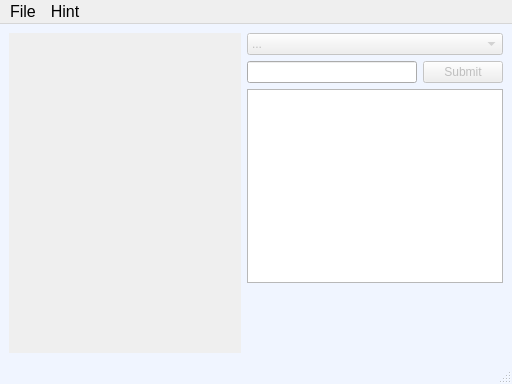
Before: the Qt Designer form src/view/editorwindow.ui in xcerv/icp-project, drawn with Qt 5.
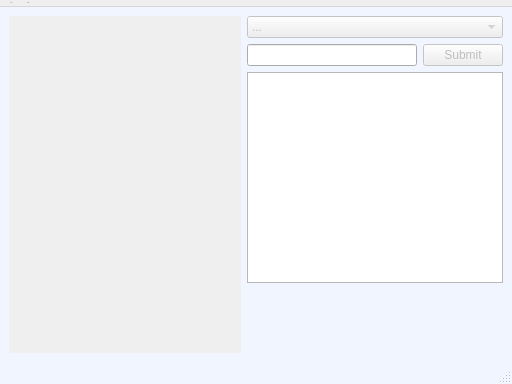
After: the same form once the commit is applied. Icons and pictures are not drawn.

The edit to the form file:
```diff
--- a/src/view/editorwindow.ui
+++ b/src/view/editorwindow.ui
@@ -18,6 +18,23 @@
 background-color: #F0F5FF
 }
 
+
+QMenuBar{
+font:14px &quot;Nimbus Mono PS&quot;;
+}
+
+QMenu::item{
+border: 1px solid transparent; 
+padding-left: 10px;
+padding-right: 10px;
+font:14px &quot;Nimbus Mono PS&quot;;
+}
+
+QMenu::item::selected{
+border-color: navy;
+background-color: #F0F5FF
+}
+
 QLabel{
 color: navy;
 font:14px &quot;Nimbus Mono PS&quot;;
@@ -129,7 +146,7 @@
            <x>0</x>
            <y>0</y>
            <width>228</width>
-           <height>318</height>
+           <height>317</height>
           </rect>
          </property>
          <layout class="QGridLayout" name="gridLayout"/>
@@ -301,7 +318,10 @@
    </property>
    <property name="font">
     <font>
-     <pointsize>12</pointsize>
+     <family>Nimbus Mono PS</family>
+     <pointsize>-1</pointsize>
+     <italic>false</italic>
+     <bold>false</bold>
     </font>
    </property>
    <widget class="QMenu" name="menuFile">
```
Left out of the diff: 12 changed lines with no effect on the pictures.
